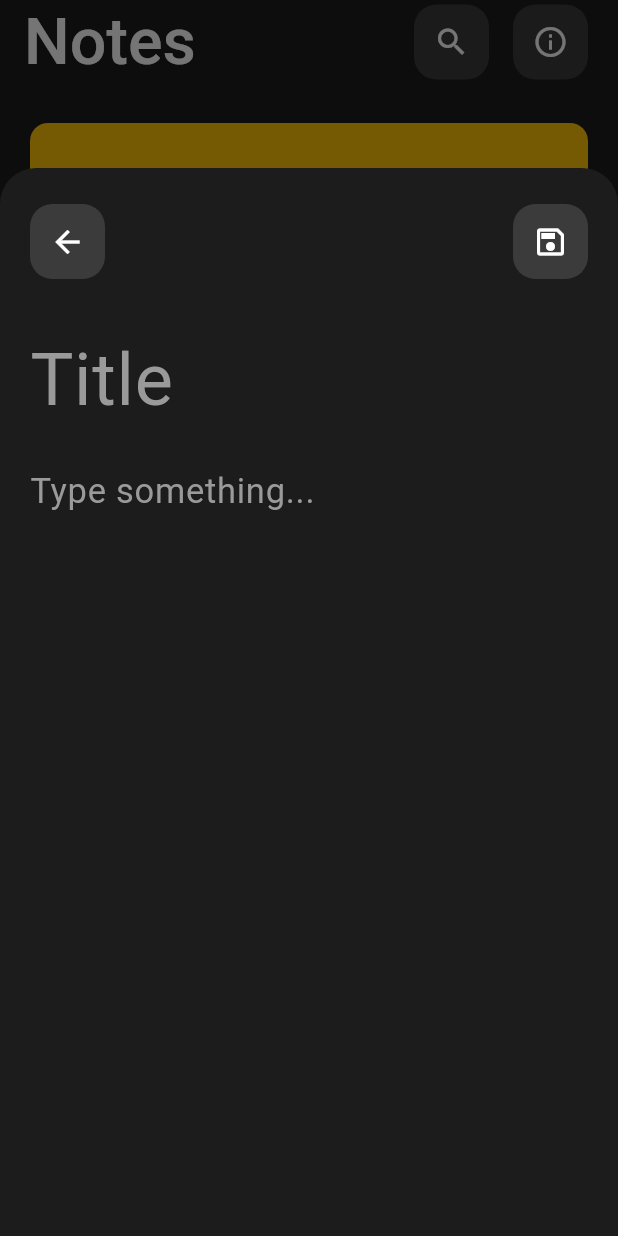
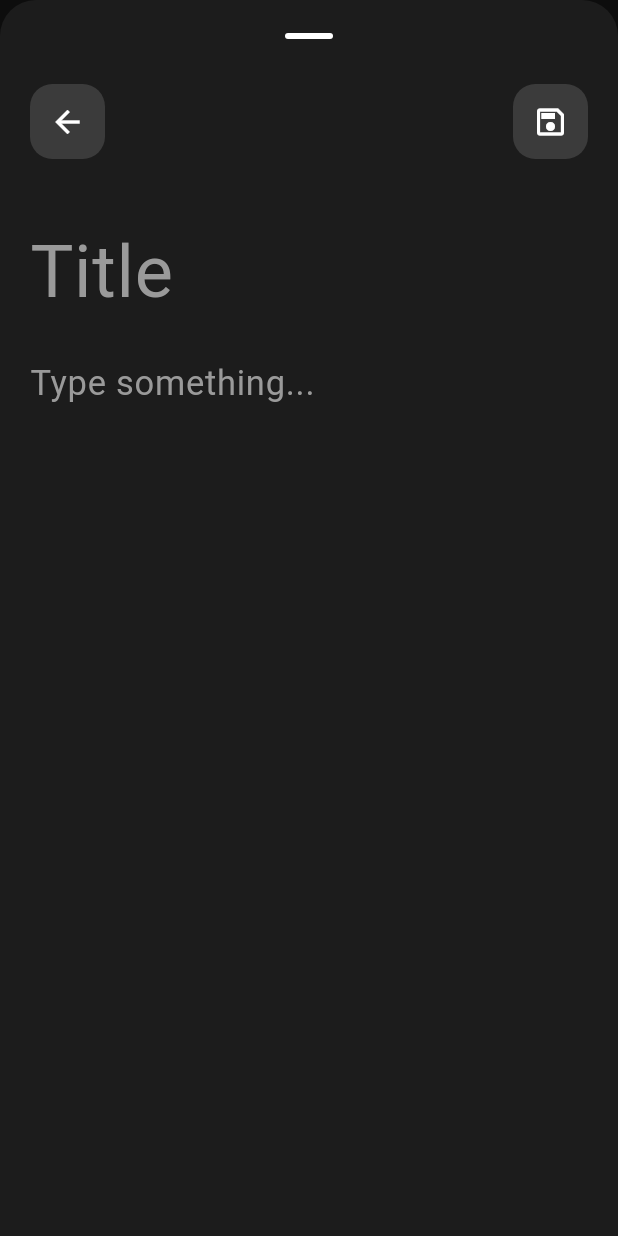
Before and after one commit to ahmedhamodaa/notes_app, a Flutter app: the screen it shows after launch, after a tap on the "add" icon, on a phone screen of 412 x 824 dp. Run offline on Flutter 3.47's test engine with Material 3 defaults, Android fonts, the phone set to English and light mode, and no system bars; drawn by our look-alikes of flutter_slidable; Roboto replaces fonts that are missing (Nunito).

Commit message:
edit note view

```diff
--- a/lib/main.dart
+++ b/lib/main.dart
@@ -11,6 +11,10 @@ class NotesApp extends StatelessWidget {
 
   @override
   Widget build(BuildContext context) {
-    return MaterialApp(theme: themeData(), home: NotesView());
+    return MaterialApp(
+      debugShowCheckedModeBanner: false,
+      theme: themeData(),
+      home: NotesView(),
+    );
   }
 }
--- a/lib/views/notes_view.dart
+++ b/lib/views/notes_view.dart
@@ -32,6 +32,8 @@ class NotesView extends StatelessWidget {
       floatingActionButton: FloatingActionButton(
         onPressed: () {
           showModalBottomSheet(
+            useSafeArea: true,
+            showDragHandle: true,
             isScrollControlled: true,
             backgroundColor: kColorPrimary,
             shape: RoundedRectangleBorder(
--- a/lib/widgets/add_note_bottom_sheet.dart
+++ b/lib/widgets/add_note_bottom_sheet.dart
@@ -1,5 +1,7 @@
 import 'package:flutter/material.dart';
 import 'package:notes_app/constants.dart';
+import 'package:notes_app/views/notes_view.dart';
+import 'package:notes_app/widgets/custom_dialog.dart';
 import 'package:notes_app/widgets/note_text_field.dart';
 
 class AddNoteBottomSheet extends StatelessWidget {
@@ -7,34 +9,58 @@ class AddNoteBottomSheet extends StatelessWidget {
 
   @override
   Widget build(BuildContext context) {
-    return SingleChildScrollView(
-      padding: const EdgeInsets.symmetric(horizontal: 20, vertical: 24),
+    return Padding(
+      padding: EdgeInsets.only(
+        bottom: MediaQuery.of(context).viewInsets.bottom,
+      ),
       child: Column(
-        crossAxisAlignment: CrossAxisAlignment.start,
         children: [
-          Row(
+          // ===== Top Row (Back + Save) =====
+          Padding(
+            padding: const EdgeInsets.symmetric(horizontal: 20, vertical: 8),
+            child: Row(
               mainAxisAlignment: MainAxisAlignment.spaceBetween,
               children: [
                 IconButton(
                   onPressed: () {
-                  Navigator.pop(context);
+                    showDialog(
+                      context: context,
+                      builder: (context) => CustomDialog(),
+                    );
                   },
-                icon: Icon(Icons.arrow_back),
+                  icon: const Icon(Icons.arrow_back),
                 ),
                 IconButton(
                   onPressed: () {
-                  Navigator.pop(context);
+                    // Save note
                   },
-                icon: Icon(Icons.save_outlined),
+                  icon: const Icon(Icons.save_outlined),
                 ),
               ],
             ),
-          NoteTextField(fontSize: 48, hintText: 'Title', topPadding: 32),
+          ),
+          Expanded(
+            child: SingleChildScrollView(
+              padding: EdgeInsets.only(bottom: 20),
+              child: Column(
+                crossAxisAlignment: CrossAxisAlignment.start,
+                children: [
+                  NoteTextField(
+                    fontSize: 48,
+                    hintText: 'Title',
+                    topPadding: 32,
+                    horizontalPadding: 20,
+                  ),
                   NoteTextField(
                     hintText: 'Type something...',
                     fontSize: 23,
                     minLines: 14,
                     topPadding: 20,
+                    horizontalPadding: 20,
+                  ),
+                ],
+              ),
+            ),
           ),
         ],
       ),
--- a/lib/widgets/note_item.dart
+++ b/lib/widgets/note_item.dart
@@ -1,5 +1,7 @@
 import 'package:flutter/material.dart';
 import 'package:flutter_slidable/flutter_slidable.dart';
+import 'package:notes_app/constants.dart';
+import 'package:notes_app/views/edit_note_view.dart';
 import 'package:notes_app/views/notes_view.dart';
 
 class NoteItem extends StatelessWidget {
@@ -41,6 +43,22 @@ class NoteItem extends StatelessWidget {
           ],
         ),
 
+        child: GestureDetector(
+          onTap:
+              () => Navigator.push(
+                context,
+                ModalBottomSheetRoute(
+                  backgroundColor: kColorPrimary,
+                  showDragHandle: true,
+                  shape: RoundedRectangleBorder(
+                    borderRadius: BorderRadius.vertical(
+                      top: Radius.circular(20),
+                    ),
+                  ),
+                  builder: (context) => EditNoteView(),
+                  isScrollControlled: true,
+                ),
+              ),
           child: Container(
             padding: EdgeInsets.symmetric(horizontal: 32, vertical: 28),
             margin: EdgeInsets.symmetric(horizontal: 20),
@@ -89,6 +107,7 @@ class NoteItem extends StatelessWidget {
             ),
           ),
         ),
+      ),
     );
   }
 }
--- a/lib/widgets/note_text_field.dart
+++ b/lib/widgets/note_text_field.dart
@@ -8,12 +8,14 @@ class NoteTextField extends StatelessWidget {
     required this.fontSize,
     required this.hintText,
     this.topPadding = 8,
+    this.horizontalPadding = 0,
   });
 
   final int minLines;
   final double fontSize;
   final String hintText;
   final double topPadding;
+  final double horizontalPadding;
 
   @override
   Widget build(BuildContext context) {
@@ -24,7 +26,11 @@ class NoteTextField extends StatelessWidget {
       keyboardType: TextInputType.multiline,
       style: TextStyle(fontSize: fontSize, fontWeight: FontWeight.w400),
       decoration: InputDecoration(
-        contentPadding: EdgeInsets.only(top: topPadding),
+        contentPadding: EdgeInsets.only(
+          top: topPadding,
+          right: horizontalPadding,
+          left: horizontalPadding,
+        ),
         hintText: hintText,
         hintStyle: TextStyle(color: kColorHint),
         border: InputBorder.none,
```
Also changed, not shown: lib/views/edit_note_view.dart (added, +70 -0 lines), lib/widgets/custom_dialog.dart (added, +64 -0 lines). Lines whose indentation alone changed are shown as unchanged.
